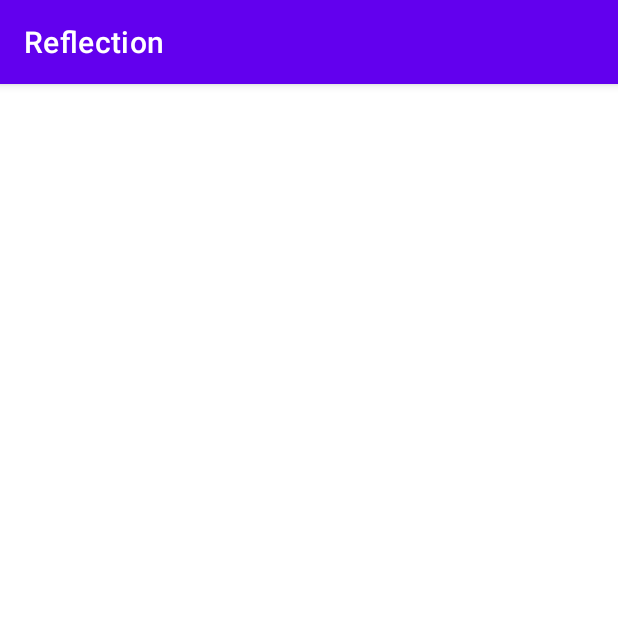
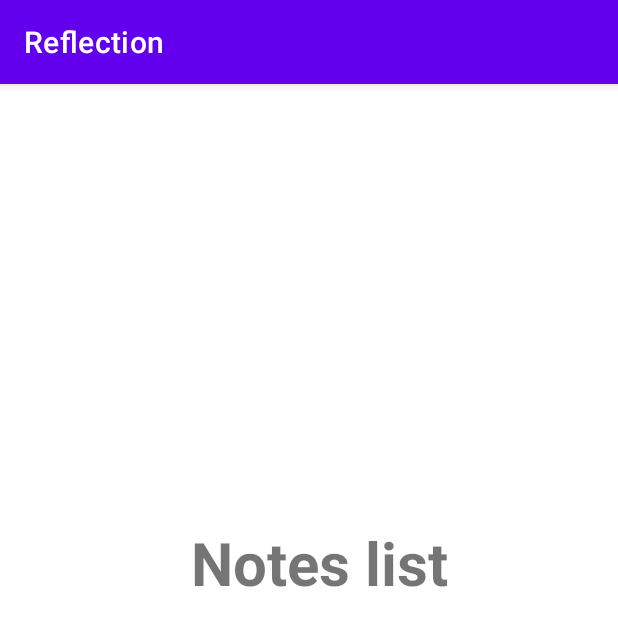
Before and after one commit to Astriex/Reflection, an Android app: the NotesListActivity screen opened directly, with no data from a screen before it, on a phone screen of 412 x 824 dp. Shown: the top 626 px of the screen. Run offline under Robolectric (Android 15) with nearby library versions, the phone set to English and light mode, and no system bars.

```diff
--- a/app/src/main/java/com/astriex/reflection/data/models/User.kt
+++ b/app/src/main/java/com/astriex/reflection/data/models/User.kt
@@ -1,3 +1,3 @@
 package com.astriex.reflection.data.models
 
-data class User(val username: String, val userId: String)
+data class User(val username: String = "username", val userId: String = "userId")
--- a/app/src/main/java/com/astriex/reflection/ui/activities/CreateAccountActivity.kt
+++ b/app/src/main/java/com/astriex/reflection/ui/activities/CreateAccountActivity.kt
@@ -28,7 +28,7 @@ class CreateAccountActivity : AppCompatActivity() {
 
         viewModel = ViewModelProvider(
             this,
-            LoginRegisterViewModelFactory(FirebaseRepository())
+            LoginRegisterViewModelFactory(FirebaseRepository.getInstance())
         ).get(
             LoginRegisterViewModel::class.java
         )
@@ -55,7 +55,6 @@ class CreateAccountActivity : AppCompatActivity() {
     private fun showNewNote() {
         startActivity(
             Intent(this, PostNoteActivity::class.java)
-                .putExtra("username", username)
         )
         finish()
     }
--- a/app/src/main/java/com/astriex/reflection/ui/viewModels/LoginRegisterViewModel.kt
+++ b/app/src/main/java/com/astriex/reflection/ui/viewModels/LoginRegisterViewModel.kt
@@ -3,11 +3,8 @@ package com.astriex.reflection.ui.viewModels
 import android.text.TextUtils
 import androidx.lifecycle.MutableLiveData
 import androidx.lifecycle.ViewModel
-import androidx.lifecycle.map
-import androidx.lifecycle.viewModelScope
 import com.astriex.reflection.data.repositories.FirebaseRepository
 import kotlinx.coroutines.Dispatchers
-import kotlinx.coroutines.launch
 import kotlinx.coroutines.withContext
 
 class LoginRegisterViewModel(private val repository: FirebaseRepository) : ViewModel() {
--- a/app/src/main/java/com/astriex/reflection/ui/viewModels/PostNoteViewModel.kt
+++ b/app/src/main/java/com/astriex/reflection/ui/viewModels/PostNoteViewModel.kt
@@ -2,17 +2,17 @@ package com.astriex.reflection.ui.viewModels
 
 import android.net.Uri
 import android.text.TextUtils
+import androidx.lifecycle.LiveData
 import androidx.lifecycle.MutableLiveData
 import androidx.lifecycle.ViewModel
-import androidx.lifecycle.viewModelScope
+import com.astriex.reflection.data.models.User
 import com.astriex.reflection.data.repositories.FirebaseRepository
 import kotlinx.coroutines.Dispatchers
-import kotlinx.coroutines.delay
-import kotlinx.coroutines.launch
 import kotlinx.coroutines.withContext
 
 class PostNoteViewModel(private val repository: FirebaseRepository) : ViewModel() {
     val isLoading = MutableLiveData<Boolean>(false)
+    val userData: LiveData<User> = repository.userData
 
     suspend fun saveNote(title: String, content: String, imageUri: Uri?, username: String) {
         if (!TextUtils.isEmpty(title) && !TextUtils.isEmpty(content) && imageUri != null) {
--- a/app/src/main/res/layout/activity_notes_list.xml
+++ b/app/src/main/res/layout/activity_notes_list.xml
@@ -1,9 +1,23 @@
 <?xml version="1.0" encoding="utf-8"?>
-<androidx.constraintlayout.widget.ConstraintLayout xmlns:android="http://schemas.android.com/apk/res/android"
+<RelativeLayout xmlns:android="http://schemas.android.com/apk/res/android"
     xmlns:app="http://schemas.android.com/apk/res-auto"
     xmlns:tools="http://schemas.android.com/tools"
     android:layout_width="match_parent"
     android:layout_height="match_parent"
     tools:context=".ui.activities.NotesListActivity">
 
-</androidx.constraintlayout.widget.ConstraintLayout>
+    <TextView
+        android:id="@+id/tvTets"
+        android:layout_width="351dp"
+        android:layout_height="wrap_content"
+        android:layout_alignParentStart="true"
+        android:layout_alignParentTop="true"
+        android:layout_centerHorizontal="true"
+        android:layout_marginStart="37dp"
+        android:layout_marginTop="292dp"
+        android:text="Notes list"
+        android:textSize="40sp"
+        android:textStyle="bold"
+        android:gravity="center"/>
+
+</RelativeLayout>
--- a/app/src/main/res/layout/activity_post_note.xml
+++ b/app/src/main/res/layout/activity_post_note.xml
@@ -4,9 +4,7 @@
     xmlns:tools="http://schemas.android.com/tools">
 
     <data>
-
         <import type="android.view.View" />
-
         <variable
             name="viewModel"
             type="com.astriex.reflection.ui.viewModels.PostNoteViewModel" />
@@ -38,7 +36,7 @@
             android:layout_marginBottom="4dp"
             android:text=""
             android:textColor="@color/design_default_color_primary"
-            android:textSize="22sp"
+            android:textSize="16sp"
             android:textStyle="bold"
             app:layout_constraintBottom_toTopOf="@+id/tvPostDate"
             app:layout_constraintEnd_toEndOf="parent"
```
Also changed, not shown: app/src/main/java/com/astriex/reflection/data/repositories/FirebaseRepository.kt (+27 -17 lines), app/src/main/java/com/astriex/reflection/ui/activities/LoginActivity.kt (+5 -2 lines), app/src/main/java/com/astriex/reflection/ui/activities/PostNoteActivity.kt (+6 -6 lines), app/src/main/java/com/astriex/reflection/util/Constants.kt (added, +12 -0 lines).
